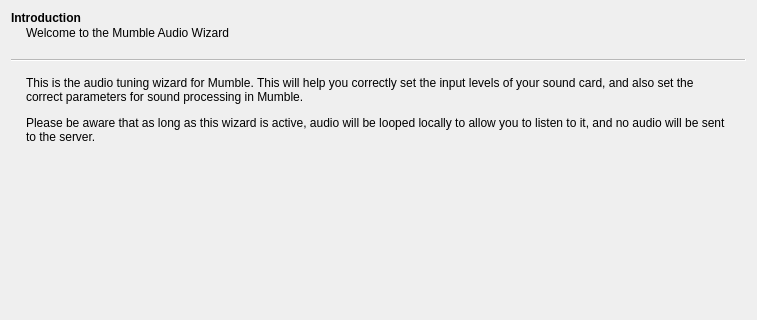
Above: src/mumble/AudioWizard.ui from mumble-voip/mumble before the change; both pictures show x 0 to 757 and y 0 to 320 of the 757 by 823 pixel window. Below: the same form after it.
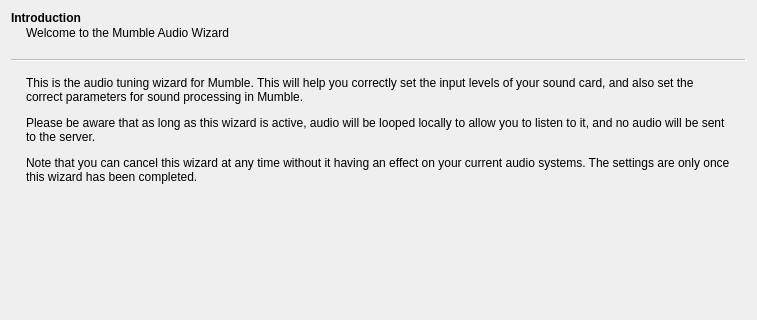
That is the form after the change. Custom widgets are drawn as their Qt base class.

Commit message:
src/mumble/AudioWizard.ui: Add statement that the wizard may be cancelled
Even though the wizard has a cancel button, it seems as if some users
are unsure whether cancelling the wizard might mess up their settings
(see #4002). Therefore this commit adds a statement to the first page of
the wizard that it is indeed safe to cancel it.

The edit to the form file:
```diff
--- a/src/mumble/AudioWizard.ui
+++ b/src/mumble/AudioWizard.ui
@@ -27,12 +27,7 @@
     <item>
      <widget class="QLabel" name="label">
       <property name="text">
-       <string>&lt;p&gt;
-This is the audio tuning wizard for Mumble. This will help you correctly set the input levels of your sound card, and also set the correct parameters for sound processing in Mumble.
-&lt;/p&gt;
-&lt;p&gt;
-Please be aware that as long as this wizard is active, audio will be looped locally to allow you to listen to it, and no audio will be sent to the server.
-&lt;/p&gt;</string>
+       <string>&lt;html&gt;&lt;head/&gt;&lt;body&gt;&lt;p&gt;This is the audio tuning wizard for Mumble. This will help you correctly set the input levels of your sound card, and also set the correct parameters for sound processing in Mumble. &lt;/p&gt;&lt;p&gt;Please be aware that as long as this wizard is active, audio will be looped locally to allow you to listen to it, and no audio will be sent to the server. &lt;/p&gt;&lt;p&gt;Note that you can cancel this wizard at any time without it having an effect on your current audio systems. The settings are only once this wizard has been completed.&lt;/p&gt;&lt;/body&gt;&lt;/html&gt;</string>
       </property>
       <property name="wordWrap">
        <bool>true</bool>
```
Left out of the diff: 11 changed lines with no effect on the pictures.
